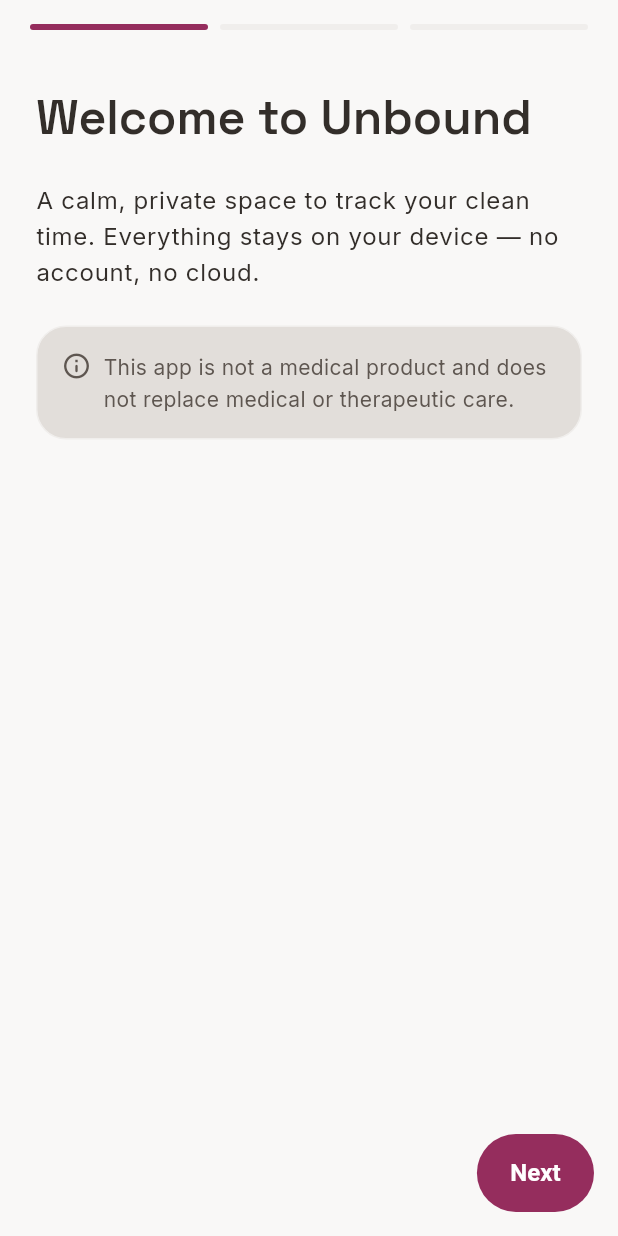
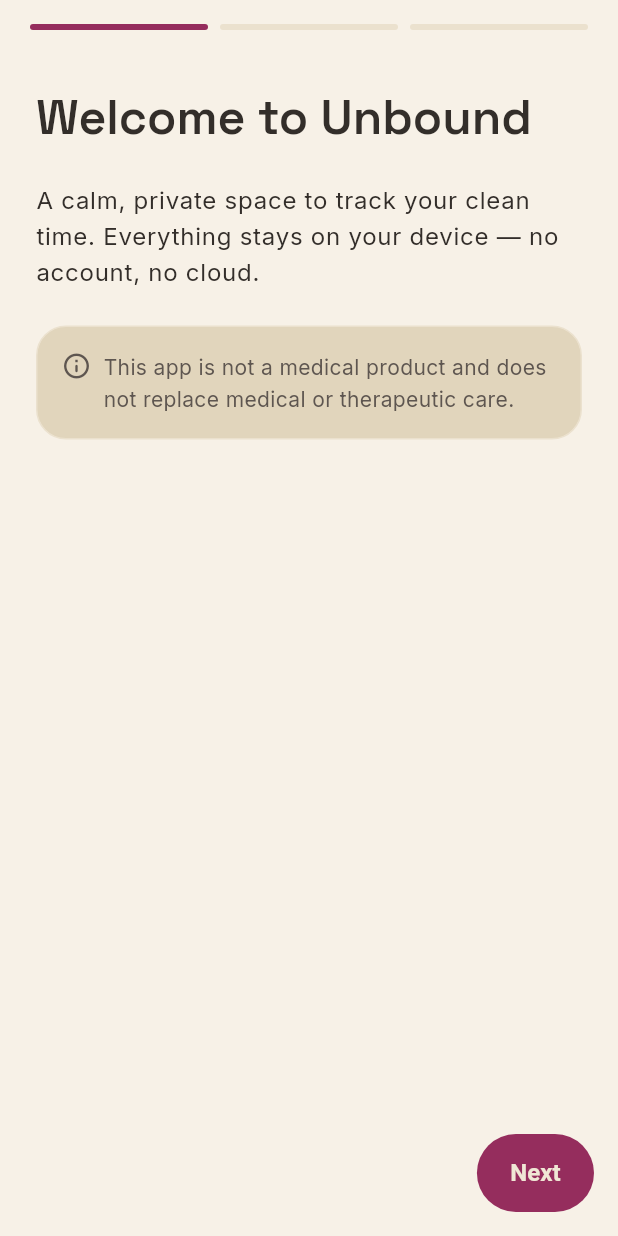
Before and after one commit to FeliceDesign/AbstinenzApp, a Flutter app: the screen it shows after launch, on a phone screen of 412 x 824 dp. Run offline on Flutter 3.47's test engine with Material 3 defaults, Android fonts, the phone set to English and light mode, and no system bars; our stand-ins replace drift, file_picker, fl_chart, flutter_local_notifications, flutter_riverpod, go_router and 6 more; accounts and stored records are empty; generated files the repository leaves out were written again.

Commit message:
fix(redesign): cream ground, clay why-card, drop hero circle
Address dashboard review feedback and extend the look to every screen:
- Light neutrals move to a warm cream ramp: the page is light cream and
  neutral cards sit one step darker and more saturated, defined by a
  hairline warm border instead of a stark white fill. This is a theme-token
  change, so all screens pick it up.
- The "your why" card moves off berry onto a new warm clay field so it no
  longer merges with the berry urge FAB floating over it (white text ~4.8:1).
- Remove the translucent decorative circle from the streak hero; drop the
  now-unused ColorFieldCard.decorative feature.

Co-Authored-By: Claude Opus 4.8 <noreply@anthropic.com>
Claude-Session: https://claude.ai/code/session_01CLB1Nq2VzSHM3p1oQy9DL1

```diff
--- a/lib/core/theme/app_theme.dart
+++ b/lib/core/theme/app_theme.dart
@@ -14,7 +14,6 @@ class AppTheme {
 
   static ThemeData light() => _build(
         brightness: Brightness.light,
-        isLight: true,
         bgBase: AppColors.lightBgBase,
         surface: AppColors.lightBgSurface,
         surfaceRaised: AppColors.lightBgSurfaceRaised,
@@ -31,7 +30,6 @@ class AppTheme {
 
   static ThemeData dark() => _build(
         brightness: Brightness.dark,
-        isLight: false,
         bgBase: AppColors.darkBgBase,
         surface: AppColors.darkBgSurface,
         surfaceRaised: AppColors.darkBgSurfaceRaised,
@@ -48,7 +46,6 @@ class AppTheme {
 
   static ThemeData _build({
     required Brightness brightness,
-    required bool isLight,
     required Color bgBase,
     required Color surface,
     required Color surfaceRaised,
@@ -86,17 +83,17 @@ class AppTheme {
 
     final TextTheme textTheme = _textTheme(textPrimary, textSecondary);
 
-    // Light: a soft shadow, no hard border. Dark: a border, no shadow.
+    // Cream cards sit one step darker than the cream page, so a hairline warm
+    // border defines them more cleanly than a drop shadow (which would fight
+    // the darker-than-background fill). Dark keeps its border, no shadow.
     final CardThemeData cardTheme = CardThemeData(
       color: surface,
       surfaceTintColor: Colors.transparent,
-      elevation: isLight ? 1 : 0,
-      shadowColor: isLight ? const Color(0x14000000) : Colors.transparent,
+      elevation: 0,
+      shadowColor: Colors.transparent,
       shape: RoundedRectangleBorder(
         borderRadius: BorderRadius.circular(AppRadius.lg),
-        side: isLight
-            ? BorderSide.none
-            : BorderSide(color: outlineSubtle),
+        side: BorderSide(color: outlineSubtle),
       ),
     );
 
--- a/lib/core/theme/tokens.dart
+++ b/lib/core/theme/tokens.dart
@@ -41,6 +41,16 @@ class AppPalette {
   static const Color n600 = Color(0xFF5E5650);
   static const Color n800 = Color(0xFF332E2A);
   static const Color n950 = Color(0xFF0F0D0C);
+
+  // Warm cream ramp — the light-mode ground. The page background is the
+  // lightest cream; neutral cards sit one step darker and a touch more
+  // saturated, so a white-ish card reads as warm cream rather than stark white.
+  static const Color cream0 = Color(0xFFF7F1E7); // page background (light cream)
+  static const Color cream1 = Color(0xFFF0E7D5); // card surface (deeper cream)
+  static const Color cream2 = Color(0xFFE9DFCA); // raised surface
+  static const Color cream3 = Color(0xFFE1D5BC); // high surface
+  static const Color creamLine = Color(0xFFE0D5BF); // borders on cream
+  static const Color creamLineSubtle = Color(0xFFEBE1CE);
 }
 
 class AppColors {
@@ -77,17 +87,22 @@ class AppColors {
   /// Berry — the light-mode accent (primary actions) and the urge signal.
   static const Color brandBerry = AppPalette.scale700;
 
+  /// Clay — a warm terracotta reserved for reflective / personal colour fields
+  /// (the "your why" card). Chosen so it stays distinct from the berry urge
+  /// signal that floats over it, and dark enough for AA white text (~4.8:1).
+  static const Color brandClay = Color(0xFFB4574B);
+
   /// Semantic status colours, fixed independent of palette.
   static const Color success = Color(0xFF6FA97C);
   static const Color error = Color(0xFFC7554A);
 
-  // --- Light neutrals (default theme) ---------------------------------------
-  static const Color lightBgBase = AppPalette.n50;
-  static const Color lightBgSurface = AppPalette.n0;
-  static const Color lightBgSurfaceRaised = AppPalette.n100;
-  static const Color lightBgSurfaceHigh = AppPalette.n200;
-  static const Color lightOutline = AppPalette.n200;
-  static const Color lightOutlineSubtle = AppPalette.n100;
+  // --- Light neutrals (default theme, warm cream) ---------------------------
+  static const Color lightBgBase = AppPalette.cream0;
+  static const Color lightBgSurface = AppPalette.cream1;
+  static const Color lightBgSurfaceRaised = AppPalette.cream2;
+  static const Color lightBgSurfaceHigh = AppPalette.cream3;
+  static const Color lightOutline = AppPalette.creamLine;
+  static const Color lightOutlineSubtle = AppPalette.creamLineSubtle;
   static const Color lightTextPrimary = AppPalette.n800;
   static const Color lightTextSecondary = AppPalette.n600;
   static const Color lightTextTertiary = AppPalette.n400;
--- a/lib/features/tracker/presentation/habit_streak_card.dart
+++ b/lib/features/tracker/presentation/habit_streak_card.dart
@@ -34,7 +34,6 @@ class HabitStreakCard extends ConsumerWidget {
 
     return ColorFieldCard(
       gradient: AppColors.heroGradient,
-      decorative: true,
       child: attemptsAsync.when(
         loading: () => const SizedBox(
           height: 220,
```
Also changed, not shown: lib/core/widgets/color_field_card.dart (+1 -26 lines), lib/features/motivation/presentation/motivation_widgets.dart (+5 -4 lines).
